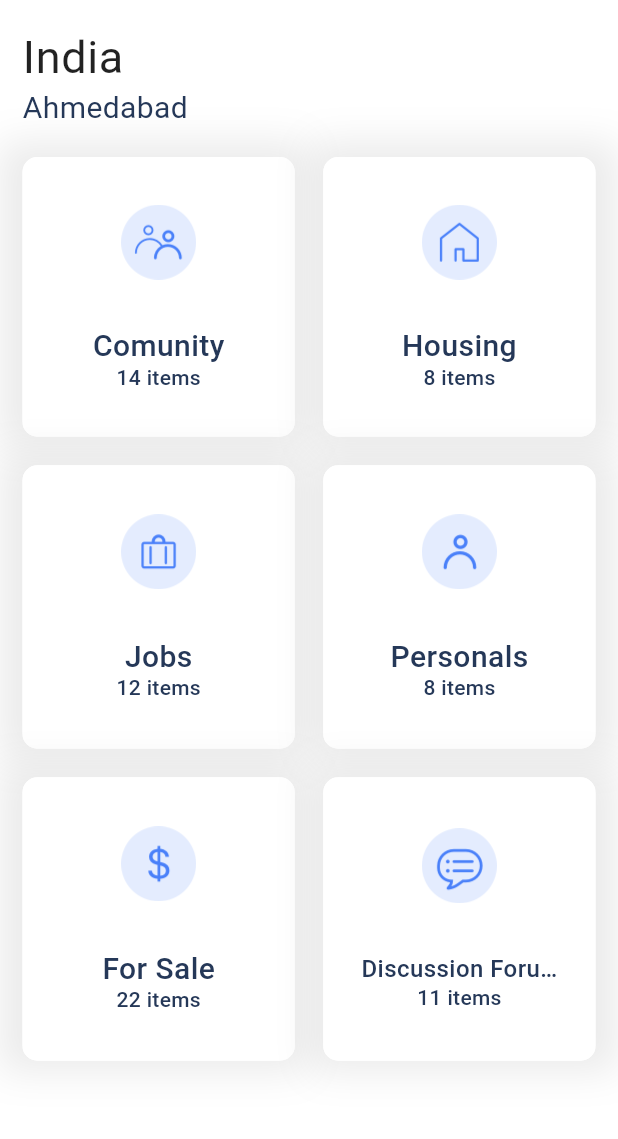
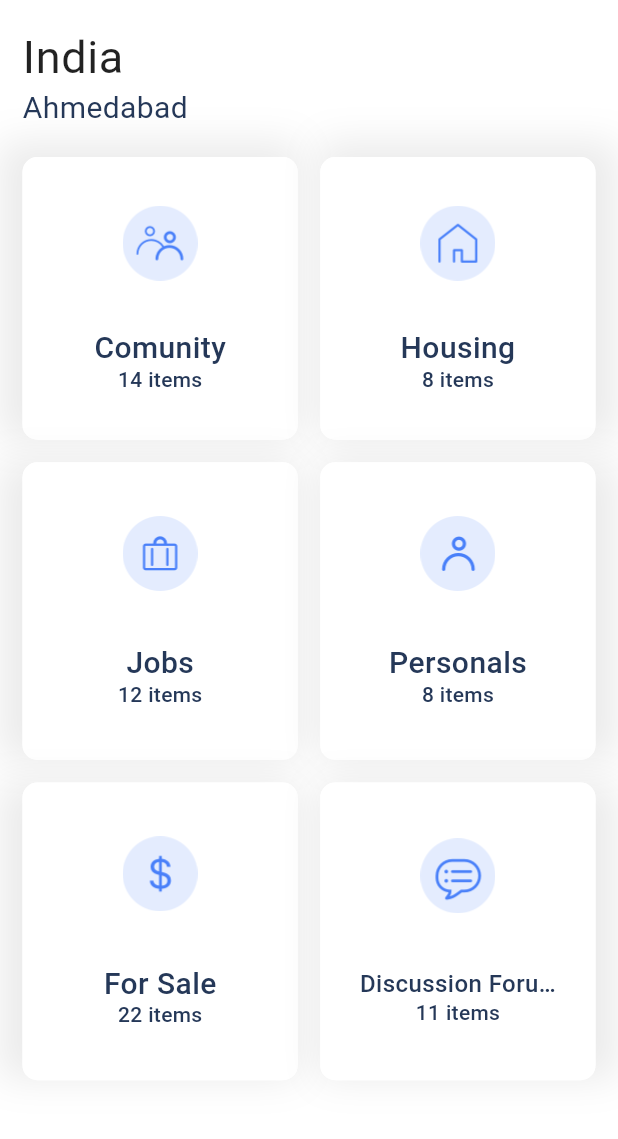
Before and after one commit to Thanhtho96/CragList, a Flutter app: the category_card screen opened by its route, on a phone screen of 412 x 824 dp, the part 95-1234 px from its top. Run offline on Flutter 3.47's test engine with Material 2 defaults, Android fonts, the phone set to English and light mode, and no system bars; Roboto replaces fonts that are missing (SFProDisplay-Bold, SFProDisplay-Regular).

Commit message:
remove unusable container's padding

```diff
--- a/lib/category_card.dart
+++ b/lib/category_card.dart
@@ -74,11 +74,11 @@ class category_card extends StatelessWidget {
             child: new GridView.count(
               padding: EdgeInsets.only(top:10, bottom: 15),
               crossAxisCount: 2,
-              mainAxisSpacing: 4.0,
-              crossAxisSpacing: 4.0,
+              mainAxisSpacing: 15,
+              crossAxisSpacing: 15,
               children: <Widget>[
                 new Container(
-                  padding: EdgeInsets.only(left: 15, top: 10, right: 7.5, bottom: 7.5),
+                  padding: EdgeInsets.only(left: 15, top: 10),
                   decoration: BoxDecoration(boxShadow: [
                     new BoxShadow(
                         color: Color.fromRGBO(0, 0, 0, 0.08), blurRadius: 20)
@@ -120,7 +120,7 @@ class category_card extends StatelessWidget {
                   ),
                 ),
                 new Container(
-                  padding: EdgeInsets.only(left: 7.5, top: 10, right: 15, bottom: 7.5),
+                  padding: EdgeInsets.only( top: 10, right: 15),
                   decoration: BoxDecoration(boxShadow: [
                     new BoxShadow(
                         color: Color.fromRGBO(0, 0, 0, 0.08), blurRadius: 20)
@@ -162,7 +162,7 @@ class category_card extends StatelessWidget {
                   ),
                 ),
                 new Container(
-                  padding: EdgeInsets.only(left: 15, top: 7.5, right: 7.5, bottom: 7.5),
+                  padding: EdgeInsets.only(left: 15),
                   decoration: BoxDecoration(boxShadow: [
                     new BoxShadow(
                         color: Color.fromRGBO(0, 0, 0, 0.08), blurRadius: 20)
@@ -204,7 +204,7 @@ class category_card extends StatelessWidget {
                   ),
                 ),
                 new Container(
-                  padding: EdgeInsets.only(left: 7.5, top: 7.5, right: 15, bottom: 7.5),
+                  padding: EdgeInsets.only(right: 15),
                   decoration: BoxDecoration(boxShadow: [
                     new BoxShadow(
                         color: Color.fromRGBO(0, 0, 0, 0.08), blurRadius: 20)
@@ -246,7 +246,7 @@ class category_card extends StatelessWidget {
                   ),
                 ),
                 new Container(
-                  padding: EdgeInsets.only(left: 15, top: 7.5, right: 7.5, bottom: 7.5),
+                  padding: EdgeInsets.only(left: 15),
                   decoration: BoxDecoration(boxShadow: [
                     new BoxShadow(
                         color: Color.fromRGBO(0, 0, 0, 0.08), blurRadius: 20)
@@ -288,7 +288,7 @@ class category_card extends StatelessWidget {
                   ),
                 ),
                 new Container(
-                  padding: EdgeInsets.only(left: 7.5, top: 7.5, right: 15, bottom: 7.5),
+                  padding: EdgeInsets.only(right: 15),
                   decoration: BoxDecoration(boxShadow: [
                     new BoxShadow(
                         color: Color.fromRGBO(0, 0, 0, 0.08), blurRadius: 20)
```
